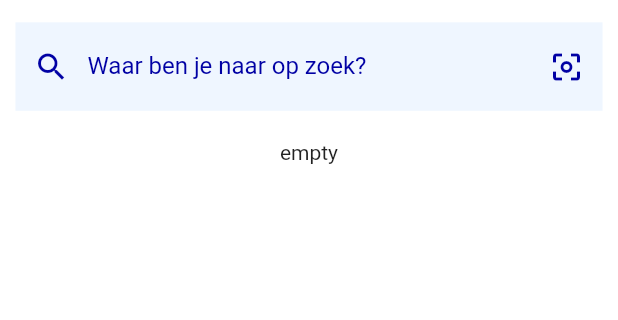
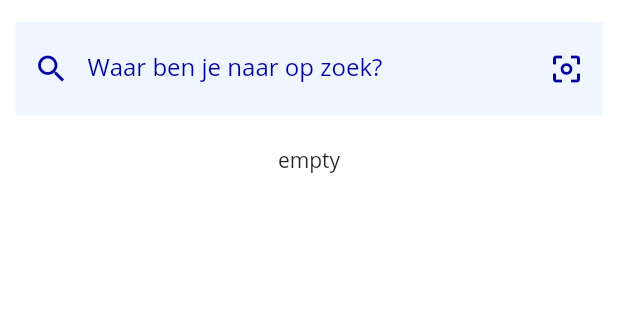
Before and after one commit to InstantlyMoist/bolsearcher, a Flutter app: the screen it shows after launch, on a phone screen of 412 x 824 dp, the part 67-387 px from its top. Run offline on Flutter 3.47's test engine with Material 2 defaults, Android fonts, the light colour scheme and no system bars; our stand-ins replace flutter_rating_bar; missing offline and left inert: flutter_barcode_scanner.

Commit message:
Added 'OpenSans' font ✔

```diff
--- a/lib/main.dart
+++ b/lib/main.dart
@@ -15,6 +15,9 @@ class MyApp extends StatelessWidget {
     return MaterialApp(
       home: HomePage(
         title: "HomePage",
+      ),
+      theme: ThemeData(
+        fontFamily: 'OpenSans'
       ),
     );
   }
```
Also changed, not shown: pubspec.yaml (+8 -19 lines), assets/fonts/OpenSans/OpenSans-Bold.ttf (added), assets/fonts/OpenSans/OpenSans-ExtraBold.ttf (added), assets/fonts/OpenSans/OpenSans-Light.ttf (added), assets/fonts/OpenSans/OpenSans-Regular.ttf (added), assets/fonts/OpenSans/OpenSans-SemiBold.ttf (added).
